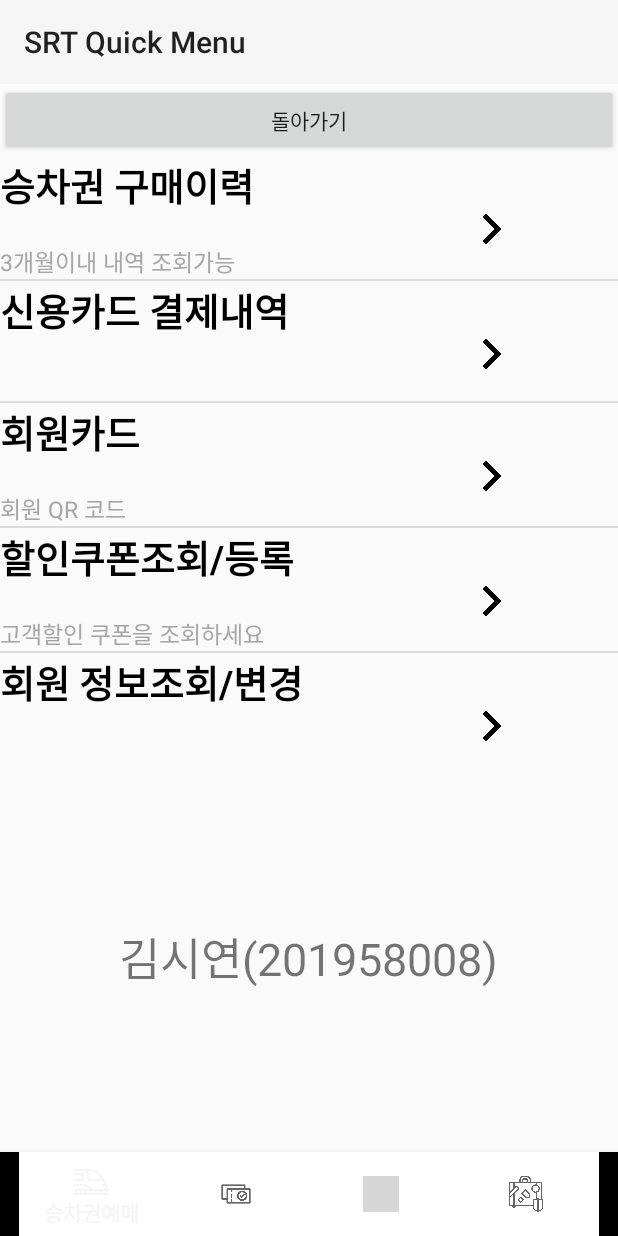
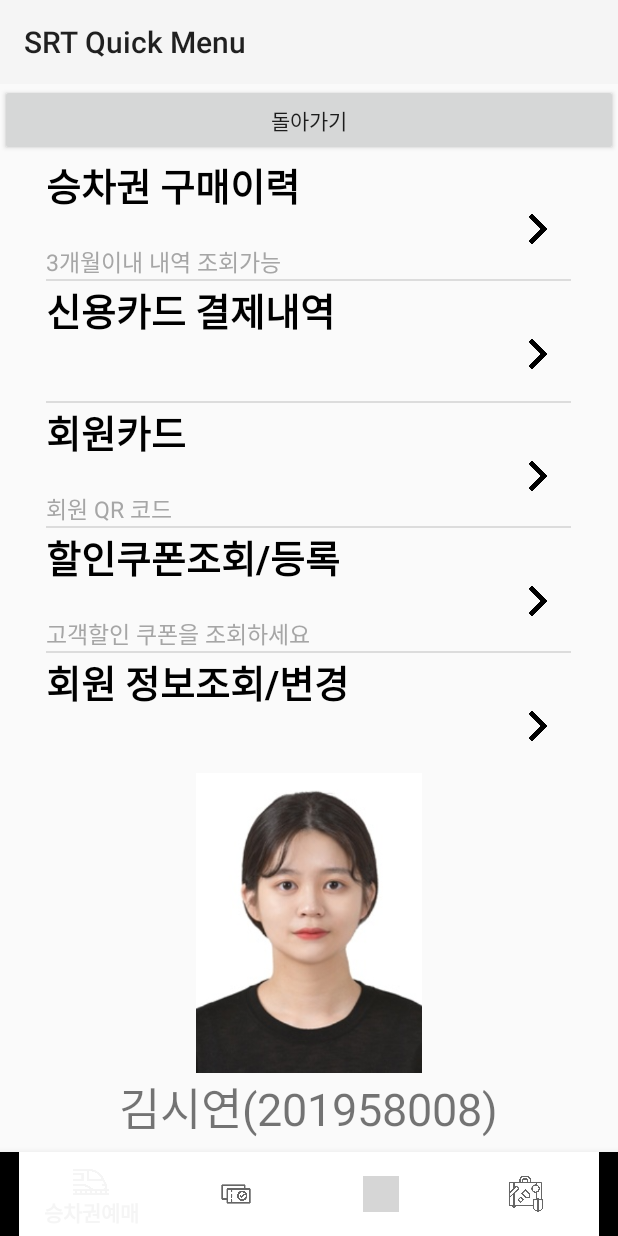
Before and after one commit to pennya6/Android, an Android app: the SecondActivity screen opened directly, with no data from a screen before it, on a phone screen of 412 x 824 dp. Run offline under Robolectric (Android 15) with nearby library versions, the phone set to English and light mode, and no system bars; grey boxes are pictures that could not be loaded.

Commit message:
리스트뷰 이미지 오류 수정

```diff
--- a/srt3/app/src/main/res/layout/second.xml
+++ b/srt3/app/src/main/res/layout/second.xml
@@ -25,19 +25,21 @@
             android:layout_height="wrap_content"
             android:gravity="center"
             android:text="돌아가기"
-            tools:ignore="MissingConstraints" />
+            tools:ignore="HardcodedText,MissingConstraints" />
 
         <ListView
             android:id="@+id/listview1"
-            android:layout_width="match_parent"
+            android:layout_width="350dp"
+            android:layout_gravity="center"
             android:layout_height="wrap_content" />
 
         <ImageView
             android:id="@+id/imageView5"
-            android:layout_width="100dp"
-            android:layout_height="100dp"
+            android:layout_width="200dp"
+            android:layout_height="200dp"
             android:layout_gravity="center"
-            app:srcCompat="@drawable/me2"/>
+            android:src="@drawable/me2"
+            tools:ignore="ContentDescription" />
 
         <TextView
             android:id="@+id/textView18"
@@ -45,7 +47,8 @@
             android:layout_height="wrap_content"
             android:layout_gravity="center"
             android:textSize="30dp"
-            android:text="김시연(201958008)" />
+            android:text="김시연(201958008)"
+            tools:ignore="HardcodedText" />
 
 
     </LinearLayout>
```
